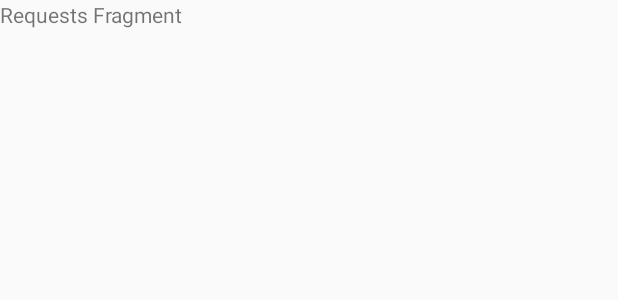
After one commit to asalrostami/MorseChatProject, an Android app: the layout fragment_requests.xml on its own in the app's theme, with its tools: preview values and no code run, on a phone screen of 412 x 824 dp. The commit adds this screen. Shown: the top 300 px of the screen. Run offline under Robolectric (Android 15) with nearby library versions, the phone set to English and light mode, and no system bars.

```diff
--- a/app/build.gradle
+++ b/app/build.gradle
@@ -27,10 +27,14 @@ dependencies {
     implementation 'com.google.firebase:firebase-database:11.0.4'
     implementation 'com.google.firebase:firebase-storage:11.0.4'
     implementation 'com.google.firebase:firebase-messaging:11.0.4'
+    implementation 'com.android.support:support-v4:26.1.0'
     testImplementation 'junit:junit:4.12'
     androidTestImplementation 'com.android.support.test:runner:1.0.1'
     androidTestImplementation 'com.android.support.test.espresso:espresso-core:3.0.1'
 }
 
 
+
+
+
 apply plugin: 'com.google.gms.google-services'
--- /dev/null
+++ b/app/src/main/res/layout/fragment_requests.xml
@@ -0,0 +1,13 @@
+<FrameLayout xmlns:android="http://schemas.android.com/apk/res/android"
+             xmlns:tools="http://schemas.android.com/tools"
+             android:layout_width="match_parent"
+             android:layout_height="match_parent"
+             tools:context="com.example.asal.morsechatproject.RequestsFragment">
+
+    <!-- TODO: Update blank fragment layout -->
+    <TextView
+        android:layout_width="match_parent"
+        android:layout_height="match_parent"
+        android:text="Requests Fragment"/>
+
+</FrameLayout>
--- a/app/src/main/res/values/strings.xml
+++ b/app/src/main/res/values/strings.xml
@@ -1,3 +1,6 @@
 <resources>
     <string name="app_name">MorseChatProject</string>
+
+    <!-- TODO: Remove or change this placeholder text -->
+    <string name="hello_blank_fragment">Hello blank fragment</string>
 </resources>
```
Also changed, not shown: app/src/main/java/com/example/asal/morsechatproject/ChatsFragment.java (added, +29 -0 lines), app/src/main/java/com/example/asal/morsechatproject/FriendsFragment.java (added, +29 -0 lines), app/src/main/java/com/example/asal/morsechatproject/RequestsFragment.java (added, +29 -0 lines), app/src/main/res/layout/fragment_chats.xml (added, +13 -0 lines), app/src/main/res/layout/fragment_friends.xml (added, +13 -0 lines).
